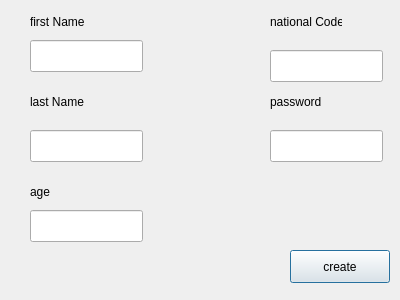
The window that newadminwindow.ui (anashaybani/Bank) describes before a commit, drawn with Qt 5.
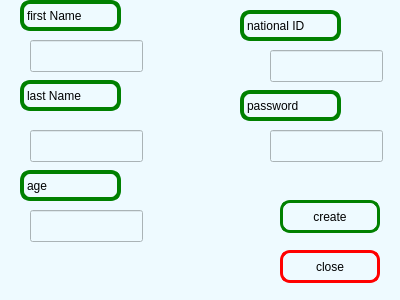
The same window after the commit.

What changed in the file:
```diff
--- a/newadminwindow.ui
+++ b/newadminwindow.ui
@@ -13,15 +13,26 @@
   <property name="windowTitle">
    <string>Dialog</string>
   </property>
+  <property name="styleSheet">
+   <string notr="true">background-color: rgb(238, 250, 255);
+color: rgb(0, 0, 0);</string>
+  </property>
   <widget class="QLabel" name="label_4">
    <property name="geometry">
     <rect>
-     <x>270</x>
+     <x>240</x>
      <y>90</y>
-     <width>72</width>
-     <height>24</height>
+     <width>101</width>
+     <height>31</height>
     </rect>
    </property>
+   <property name="styleSheet">
+    <string notr="true">border-radius:10px;
+
+color: rgb(0, 0, 0);
+border:4px solid green;
+f</string>
+   </property>
    <property name="text">
     <string>password</string>
    </property>
@@ -29,12 +40,19 @@
   <widget class="QPushButton" name="createButton">
    <property name="geometry">
     <rect>
-     <x>290</x>
-     <y>250</y>
+     <x>280</x>
+     <y>200</y>
      <width>100</width>
      <height>33</height>
     </rect>
    </property>
+   <property name="styleSheet">
+    <string notr="true">border-radius:10px;
+
+color: rgb(0, 0, 0);
+border:3px solid green;
+f</string>
+   </property>
    <property name="text">
     <string>create</string>
    </property>
@@ -42,25 +60,39 @@
   <widget class="QLabel" name="label_2">
    <property name="geometry">
     <rect>
-     <x>270</x>
+     <x>240</x>
      <y>10</y>
-     <width>72</width>
-     <height>24</height>
+     <width>101</width>
+     <height>31</height>
     </rect>
    </property>
+   <property name="styleSheet">
+    <string notr="true">border-radius:10px;
+
+color: rgb(0, 0, 0);
+border:4px solid green;
+f</string>
+   </property>
    <property name="text">
-    <string>national Code</string>
+    <string>national ID</string>
    </property>
   </widget>
   <widget class="QLabel" name="label">
    <property name="geometry">
     <rect>
-     <x>30</x>
-     <y>10</y>
-     <width>72</width>
-     <height>24</height>
+     <x>20</x>
+     <y>0</y>
+     <width>101</width>
+     <height>31</height>
     </rect>
    </property>
+   <property name="styleSheet">
+    <string notr="true">border-radius:10px;
+
+color: rgb(0, 0, 0);
+border:4px solid green;
+f</string>
+   </property>
    <property name="text">
     <string>first Name</string>
    </property>
@@ -88,12 +120,19 @@
   <widget class="QLabel" name="label_5">
    <property name="geometry">
     <rect>
-     <x>30</x>
-     <y>180</y>
-     <width>72</width>
-     <height>24</height>
+     <x>20</x>
+     <y>170</y>
+     <width>101</width>
+     <height>31</height>
     </rect>
    </property>
+   <property name="styleSheet">
+    <string notr="true">border-radius:10px;
+
+color: rgb(0, 0, 0);
+border:4px solid green;
+f</string>
+   </property>
    <property name="text">
     <string>age</string>
    </property>
@@ -101,12 +140,19 @@
   <widget class="QLabel" name="label_3">
    <property name="geometry">
     <rect>
-     <x>30</x>
-     <y>90</y>
-     <width>72</width>
-     <height>24</height>
+     <x>20</x>
+     <y>80</y>
+     <width>101</width>
+     <height>31</height>
     </rect>
    </property>
+   <property name="styleSheet">
+    <string notr="true">border-radius:10px;
+
+color: rgb(0, 0, 0);
+border:4px solid green;
+f</string>
+   </property>
    <property name="text">
     <string>last Name</string>
    </property>
@@ -141,6 +187,26 @@
     </rect>
    </property>
   </widget>
+  <widget class="QPushButton" name="closeButton">
+   <property name="geometry">
+    <rect>
+     <x>280</x>
+     <y>250</y>
+     <width>100</width>
+     <height>33</height>
+    </rect>
+   </property>
+   <property name="styleSheet">
+    <string notr="true">border-radius:10px;
+
+color: rgb(0, 0, 0);
+border:3px solid red;
+f</string>
+   </property>
+   <property name="text">
+    <string>close</string>
+   </property>
+  </widget>
  </widget>
  <resources/>
  <connections/>
```
